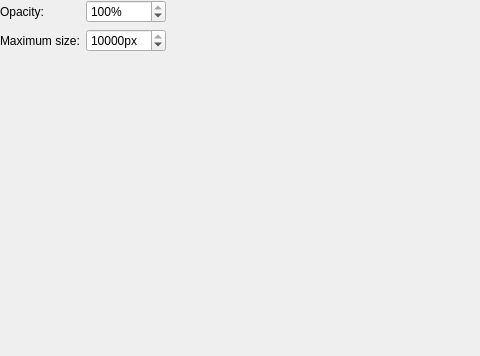
Before: the Qt Designer form src/ui/composite_widgets/pin.ui in XMuli/SunnyCapturer, drawn with Qt 5; both pictures show x 0 to 480 and y 0 to 356 of the 745 by 356 pixel window.
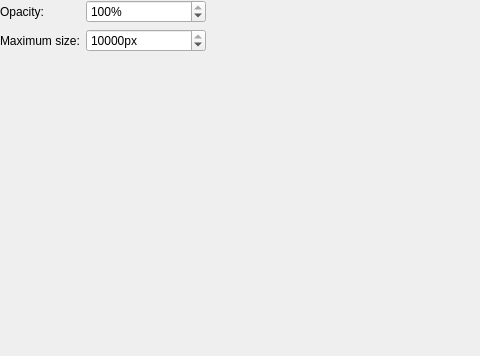
After: the same form once the commit is applied.

What changed in the file:
```diff
--- a/src/ui/composite_widgets/pin.ui
+++ b/src/ui/composite_widgets/pin.ui
@@ -52,7 +52,7 @@
        <widget class="QSpinBox" name="sbOpacity">
         <property name="minimumSize">
          <size>
-          <width>80</width>
+          <width>120</width>
           <height>0</height>
          </size>
         </property>
```
